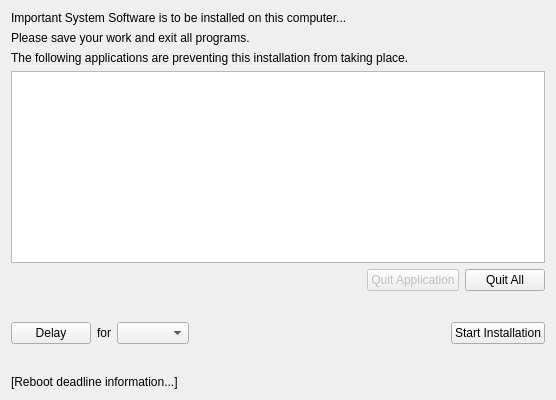
fw-dev/translations, file QtGUIInstaller/QuitRunningProcessDialog.ui: the form before one commit.
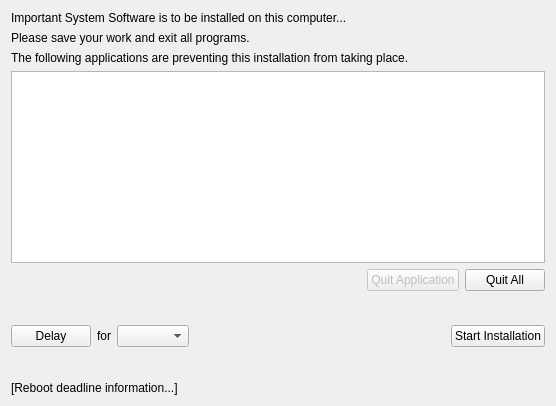
The form after the commit. Custom widgets are drawn as their Qt base class.

Diff of the .ui file:
```diff
--- a/QtGUIInstaller/QuitRunningProcessDialog.ui
+++ b/QtGUIInstaller/QuitRunningProcessDialog.ui
@@ -7,7 +7,7 @@
     <x>0</x>
     <y>0</y>
     <width>556</width>
-    <height>400</height>
+    <height>406</height>
    </rect>
   </property>
   <property name="sizePolicy">
```
